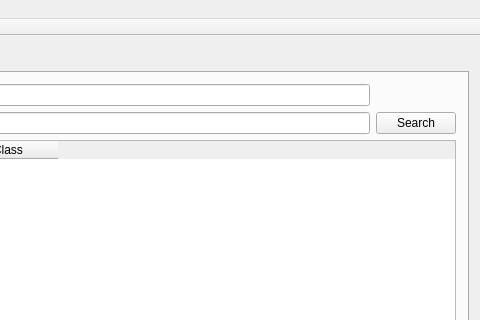
Above: qtCoin/mainwindow.ui from netpipe/EcoCoin before the change; both pictures show x 367 to 847 and y 0 to 320 of the 847 by 781 pixel window. Below: the same form after it.
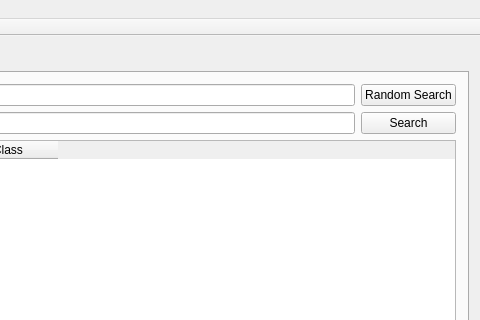
That is the form after the change. The open tabs and pages were chosen to show the change.

```diff
--- a/qtCoin/mainwindow.ui
+++ b/qtCoin/mainwindow.ui
@@ -148,6 +148,13 @@
           </column>
          </widget>
         </item>
+        <item row="0" column="2">
+         <widget class="QPushButton" name="pushButton_5">
+          <property name="text">
+           <string>Random Search</string>
+          </property>
+         </widget>
+        </item>
        </layout>
       </widget>
       <widget class="QWidget" name="settings">
```
Left out of the diff: 2 changed lines with no effect on the pictures.
